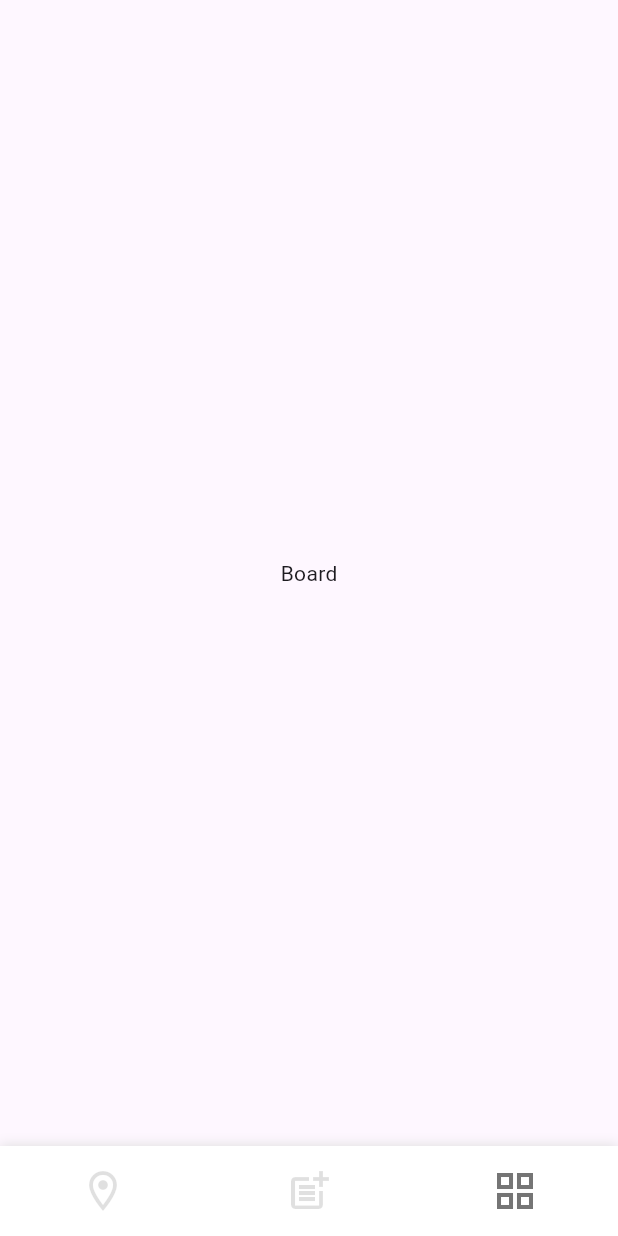
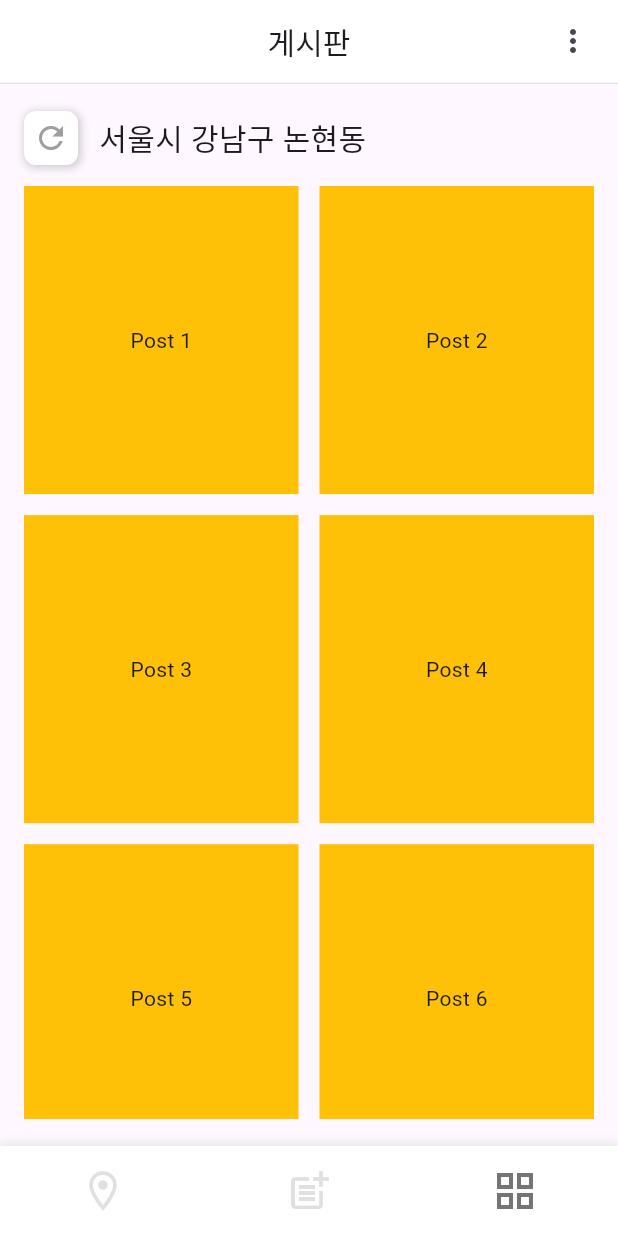
Before and after one commit to cherrie-k/NearHere, a Flutter app: the BoardPage screen opened by its route, on a phone screen of 412 x 824 dp. Run offline on Flutter 3.47's test engine with Material 3 defaults, Android fonts, the light colour scheme and no system bars; our stand-ins replace go_router.

Commit message:
[Feat] 게시판 화면 레이아웃 설정

```diff
--- a/lib/app_router.dart
+++ b/lib/app_router.dart
@@ -24,7 +24,7 @@ class AppRouter {
           ),
           GoRoute(
             path: '/board',
-            builder: (context, state) => const BoardPage(),
+            builder: (context, state) => BoardPage(),
           ),
           GoRoute(
             path: '/post',
--- a/lib/features/board/views/board_page.dart
+++ b/lib/features/board/views/board_page.dart
@@ -1,6 +1,7 @@
 import 'package:flutter/material.dart';
-import 'package:go_router/go_router.dart';
-import 'package:nearhere/shared/widgets/custom_nav_bar.dart';
+import 'package:nearhere/features/board/widgets/post_grid_area.dart';
+import 'package:nearhere/shared/widgets/custom_app_bar.dart';
+import 'package:nearhere/shared/widgets/refresh_button.dart';
 
 class BoardPage extends StatelessWidget {
   const BoardPage({super.key});
@@ -8,12 +9,33 @@ class BoardPage extends StatelessWidget {
   @override
   Widget build(BuildContext context) {
     return Scaffold(
-      // bottomNavigationBar: const CustomNavBar(
-      //   selectedIdx: 2,
-      // ),
-      body: Center(
-        child: Text('Board'),
+      appBar: CustomAppBar(title: '게시판', hasLeading: false),
+      body: Padding(
+        padding: const EdgeInsets.symmetric(horizontal: 16, vertical: 18),
+        child: Column(
+          children: [
+            boardTopArea(),
+            const SizedBox(height: 14),
+            PostGridArea(),
+          ],
+        ),
       ),
     );
   }
+
+  Widget boardTopArea() {
+    return Row(
+      crossAxisAlignment: CrossAxisAlignment.center,
+      children: [
+        RefreshButton(),
+        const SizedBox(width: 14),
+        const Text(
+          '서울시 강남구 논현동',
+          style: TextStyle(
+            fontSize: 20,
+          ),
+        ),
+      ],
+    );
+  }
 }
--- /dev/null
+++ b/lib/features/board/widgets/post_grid_area.dart
@@ -0,0 +1,28 @@
+import 'package:flutter/material.dart';
+
+class PostGridArea extends StatelessWidget {
+  PostGridArea({super.key});
+
+  final List<String> _tempItems = List.generate(15, (idx) => 'Post ${idx + 1}');
+
+
+  @override
+  Widget build(BuildContext context) {
+    return Expanded(
+      child: GridView.builder(
+        gridDelegate: const SliverGridDelegateWithFixedCrossAxisCount(
+          crossAxisCount: 2,
+          mainAxisSpacing: 14,
+          crossAxisSpacing: 14,
+          childAspectRatio: 188 / 211,
+        ),
+        itemCount: _tempItems.length,
+        itemBuilder: (context, idx) => Container(
+          alignment: Alignment.center,
+          color: Colors.amber,
+          child: Text('Post ${idx + 1}'),
+        ),
+      ),
+    );
+  }
+}
```
